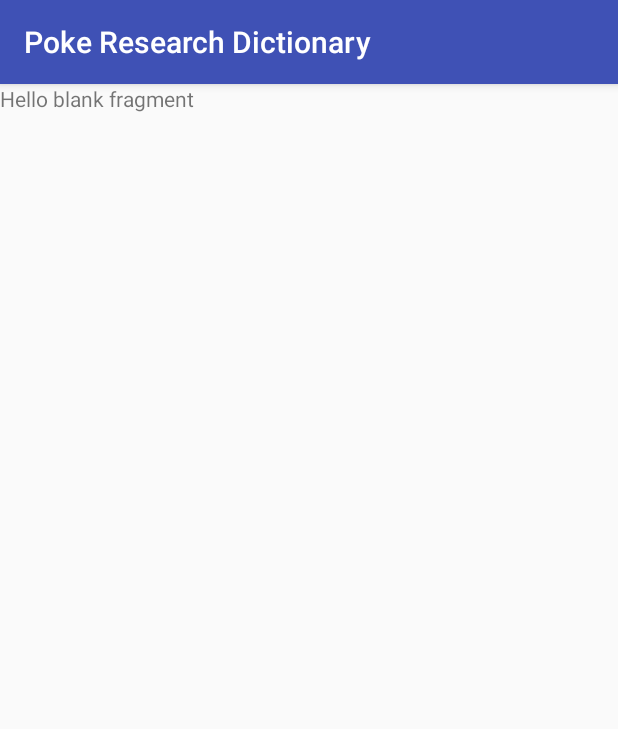
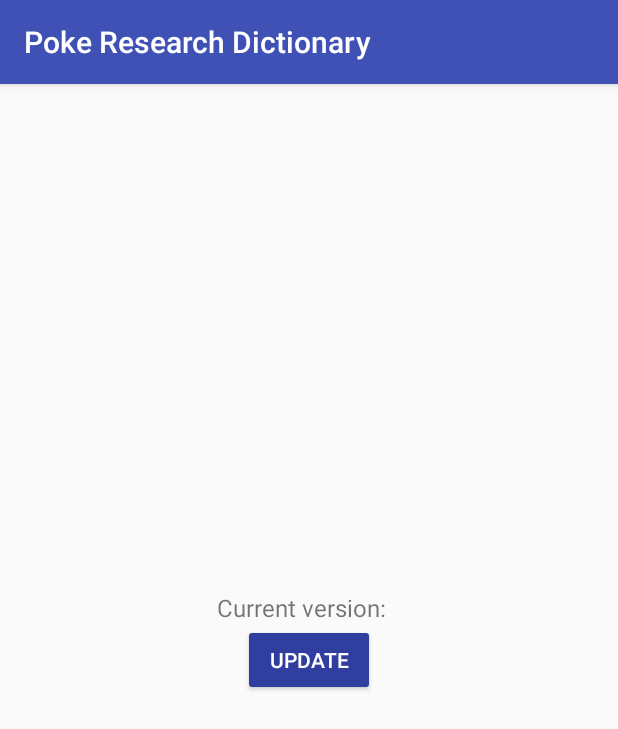
Before and after one commit to npes87184/PokeResearchDictionary, an Android app: the fragment UpdateFragment shown on its own in the app's theme, on a phone screen of 412 x 824 dp. Shown: the top 729 px of the screen. Run offline under Robolectric (Android 15) with nearby library versions, the phone set to English and light mode, and no system bars.

Commit message:
support read dict json from filesDir

```diff
--- a/app/build.gradle
+++ b/app/build.gradle
@@ -28,7 +28,7 @@ dependencies {
     implementation 'com.android.support:appcompat-v7:27.1.1'
     implementation 'com.android.support:design:27.1.1'
     implementation 'com.github.medyo:android-about-page:1.2.4'
-    implementation 'com.android.support.constraint:constraint-layout:1.1.0'
+    implementation 'com.google.code.gson:gson:2.8.3'
     testImplementation 'junit:junit:4.12'
     androidTestImplementation 'com.android.support.test:runner:1.0.2'
     androidTestImplementation 'com.android.support.test.espresso:espresso-core:3.0.2'
--- a/app/src/main/java/com/npes87184/pokeresearchdictionary/DictDialog.kt
+++ b/app/src/main/java/com/npes87184/pokeresearchdictionary/DictDialog.kt
@@ -18,6 +18,7 @@ class DictDialog(context: Context) : Dialog(context, R.style.AppTheme_Dialog) {
         setContentView(R.layout.dict_dialog_layout)
 
         val chtDict = ChtDict()
+        chtDict.setUp(context)
 
         val editText = findViewById<EditText>(R.id.editText)
         val textView = findViewById<TextView>(R.id.content)
--- a/app/src/main/java/com/npes87184/pokeresearchdictionary/Fragment/ResearchListFragment.kt
+++ b/app/src/main/java/com/npes87184/pokeresearchdictionary/Fragment/ResearchListFragment.kt
@@ -21,10 +21,11 @@ class ResearchListFragment : Fragment() {
         val fab = v.findViewById(R.id.fab) as FloatingActionButton
         var str = getString(R.string.all_rules)
         val chtDict = ChtDict()
+        chtDict.setUp(context)
 
         str = "$str\n\n"
-        for ((k, v) in chtDict.mapMissionReward) {
-            str = "$str* $k: $v\n"
+        for (p in chtDict.jsDict?.data!!.iterator()) {
+            str = "$str* ${p.key}: ${p.value}\n"
         }
         textView.text = str
         textView.movementMethod = ScrollingMovementMethod()
--- a/app/src/main/java/com/npes87184/pokeresearchdictionary/Fragment/UpdateFragment.kt
+++ b/app/src/main/java/com/npes87184/pokeresearchdictionary/Fragment/UpdateFragment.kt
@@ -9,11 +9,6 @@ import android.view.ViewGroup
 
 import com.npes87184.pokeresearchdictionary.R
 
-// TODO: Rename parameter arguments, choose names that match
-// the fragment initialization parameters, e.g. ARG_ITEM_NUMBER
-private const val ARG_PARAM1 = "param1"
-private const val ARG_PARAM2 = "param2"
-
 /**
  * A simple [Fragment] subclass.
  * Use the [UpdateFragment.newInstance] factory method to
@@ -21,18 +16,6 @@ private const val ARG_PARAM2 = "param2"
  *
  */
 class UpdateFragment : Fragment() {
-    // TODO: Rename and change types of parameters
-    private var param1: String? = null
-    private var param2: String? = null
-
-    override fun onCreate(savedInstanceState: Bundle?) {
-        super.onCreate(savedInstanceState)
-        arguments?.let {
-            param1 = it.getString(ARG_PARAM1)
-            param2 = it.getString(ARG_PARAM2)
-        }
-    }
-
     override fun onCreateView(inflater: LayoutInflater, container: ViewGroup?,
                               savedInstanceState: Bundle?): View? {
         // Inflate the layout for this fragment
@@ -45,18 +28,12 @@ class UpdateFragment : Fragment() {
          * Use this factory method to create a new instance of
          * this fragment using the provided parameters.
          *
-         * @param param1 Parameter 1.
-         * @param param2 Parameter 2.
          * @return A new instance of fragment UpdateFragment.
          */
         // TODO: Rename and change types and number of parameters
         @JvmStatic
-        fun newInstance(param1: String, param2: String) =
+        fun newInstance() =
                 UpdateFragment().apply {
-                    arguments = Bundle().apply {
-                        putString(ARG_PARAM1, param1)
-                        putString(ARG_PARAM2, param2)
-                    }
                 }
     }
 }
--- a/app/src/main/res/layout/content_main.xml
+++ b/app/src/main/res/layout/content_main.xml
@@ -1,5 +1,5 @@
 <?xml version="1.0" encoding="utf-8"?>
-<android.support.constraint.ConstraintLayout xmlns:android="http://schemas.android.com/apk/res/android"
+<LinearLayout xmlns:android="http://schemas.android.com/apk/res/android"
     xmlns:app="http://schemas.android.com/apk/res-auto"
     xmlns:tools="http://schemas.android.com/tools"
     android:layout_width="match_parent"
@@ -12,4 +12,4 @@
         android:layout_width="match_parent"
         android:layout_height="match_parent" />
 
-</android.support.constraint.ConstraintLayout>
+</LinearLayout>
--- a/app/src/main/res/layout/fragment_update.xml
+++ b/app/src/main/res/layout/fragment_update.xml
@@ -1,14 +1,42 @@
 <?xml version="1.0" encoding="utf-8"?>
-<FrameLayout xmlns:android="http://schemas.android.com/apk/res/android"
+<RelativeLayout xmlns:android="http://schemas.android.com/apk/res/android"
     xmlns:tools="http://schemas.android.com/tools"
     android:layout_width="match_parent"
     android:layout_height="match_parent"
+    android:orientation="vertical"
     tools:context=".Fragment.UpdateFragment">
 
-    <!-- TODO: Update blank fragment layout -->
-    <TextView
-        android:layout_width="match_parent"
-        android:layout_height="match_parent"
-        android:text="@string/hello_blank_fragment" />
+    <LinearLayout
+        android:id="@+id/versionLinearLayout"
+        android:layout_width="wrap_content"
+        android:layout_height="wrap_content"
+        android:layout_above="@+id/updateBtn"
+        android:layout_centerHorizontal="true"
+        android:layout_gravity="center"
+        android:orientation="horizontal">
 
-</FrameLayout>
+        <TextView
+            android:layout_width="wrap_content"
+            android:layout_height="wrap_content"
+            android:layout_gravity="center_vertical"
+            android:layout_marginEnd="10dp"
+            android:textSize="16sp"
+            android:text="@string/current_version" />
+
+        <TextView
+            android:layout_width="wrap_content"
+            android:layout_height="wrap_content"
+            android:layout_gravity="center_vertical"
+            android:textSize="16sp" />
+    </LinearLayout>
+
+    <Button
+        android:id="@+id/updateBtn"
+        android:layout_width="wrap_content"
+        android:layout_height="wrap_content"
+        android:layout_centerInParent="true"
+        android:backgroundTint="@color/colorPrimaryDark"
+        android:text="@string/update"
+        android:textColor="@android:color/white" />
+
+</RelativeLayout>
--- a/app/src/main/res/values/strings.xml
+++ b/app/src/main/res/values/strings.xml
@@ -3,11 +3,13 @@
     <string name="author_name" translatable="false">npes87184</string>
     <string name="all_rules">All rules:</string>
 
+    <!-- dict dialog related -->
     <string name="dict_dialog_hint">Flying type</string>
     <string name="dict_dialog_ok">OK</string>
     <string name="dict_dialog_cancel">End</string>
     <string name="no_result">No result</string>
 
+    <!-- about page related -->
     <string name="contact">Contact Me</string>
     <string name="subject">PokeDict</string>
     <string name="mail_body">My problem is:\nMy phone is: \nMy android version is:\nOther:</string>
@@ -16,9 +18,11 @@
     <string name="web_tag">Visit my website</string>
     <string name="rate">Rate</string>
 
+    <!-- Navigation related -->
     <string name="navigation_drawer_open">Open navigation drawer</string>
     <string name="navigation_drawer_close">Close navigation drawer</string>
 
-    <!-- TODO: Remove or change this placeholder text -->
-    <string name="hello_blank_fragment">Hello blank fragment</string>
+    <!-- Update fragment related -->
+    <string name="current_version">Current version:</string>
+    <string name="update">Update</string>
 </resources>
```
Also changed, not shown: app/src/main/assets/data/cht.json (added, +41 -0 lines), app/src/main/java/com/npes87184/pokeresearchdictionary/Dict/BaseDict.kt (+30 -4 lines), app/src/main/java/com/npes87184/pokeresearchdictionary/Dict/ChtDict.kt (+1 -39 lines), app/src/main/java/com/npes87184/pokeresearchdictionary/Dict/DictJson.kt (added, +11 -0 lines), 1 other file.
